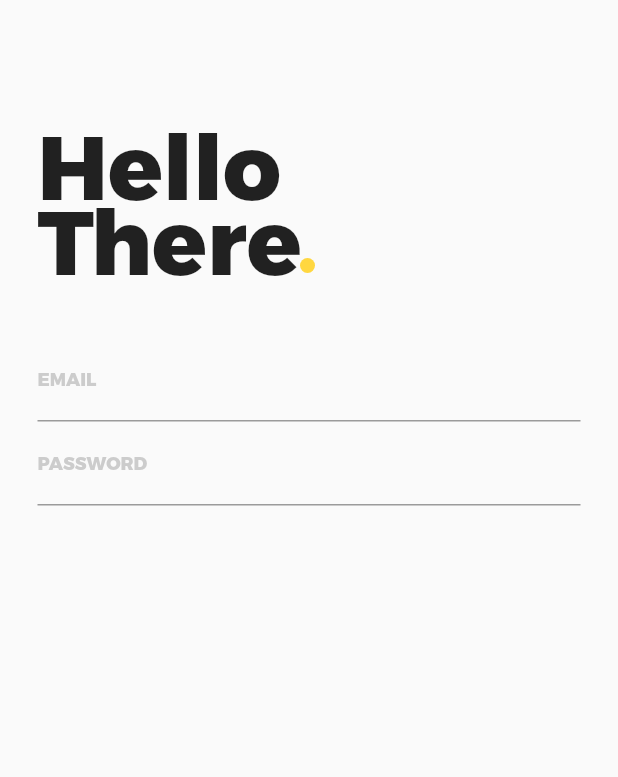
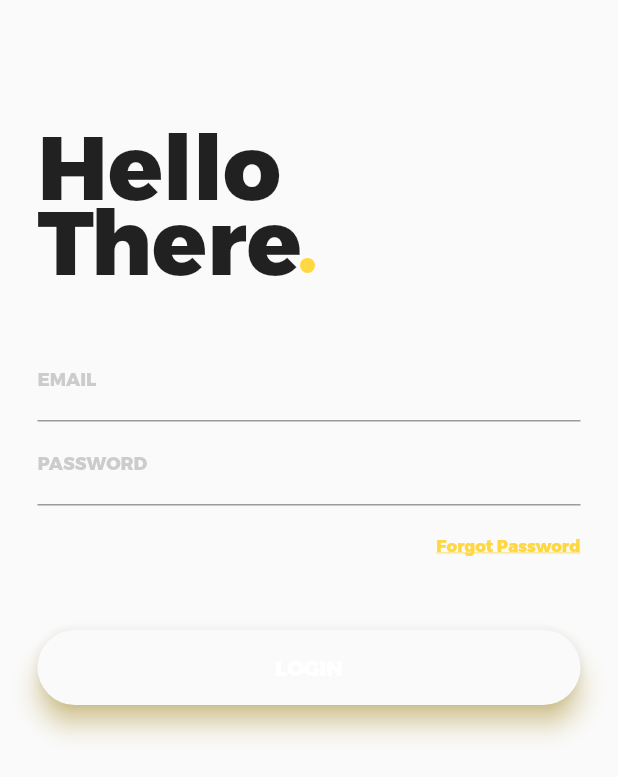
Before and after one commit to Ketahui-Parkir/ketahuiparkir_flutter, a Flutter app: the screen it shows after launch, on a phone screen of 412 x 824 dp. Shown: the top 777 px of the screen. Run offline on Flutter 3.47's test engine with Material 2 defaults, Android fonts, the phone set to English and light mode, and no system bars; our stand-ins replace firebase_core; accounts and stored records are empty.

Commit message:
Add login button

```diff
--- a/lib/login_page.dart
+++ b/lib/login_page.dart
@@ -13,7 +13,10 @@ class _LoginPageState extends State<LoginPage> {
   //To check fields during submit
   checkFields() {
     final form = formKey.currentState;
-    if (form.validate()) {}
+    if (form.validate()) {
+      form.save();
+      return true;
+    }
   }
 
   //To validate email
@@ -102,11 +105,58 @@ class _LoginPageState extends State<LoginPage> {
                 ),
               ),
               onChanged: (value) {
-                this.email = value;
+                this.password = value;
               },
               obscureText: true,
               validator: (value) =>
                   value.isEmpty ? 'Password is required' : null),
+          SizedBox(
+            height: 5.0,
+          ),
+          GestureDetector(
+            onTap: () {
+              // To do
+            },
+            child: Container(
+              alignment: Alignment(1.0, 0.0),
+              padding: EdgeInsets.only(top: 15.0, left: 20.0),
+              child: InkWell(
+                child: Text(
+                  'Forgot Password',
+                  style: TextStyle(
+                      color: Colors.amberAccent,
+                      fontFamily: 'Trueno',
+                      fontSize: 11.0,
+                      decoration: TextDecoration.underline),
+                ),
+              ),
+            ),
+          ),
+          SizedBox(
+            height: 50.0,
+          ),
+          GestureDetector(
+            onTap: () {
+              // To do
+            },
+            child: Container(
+              height: 50.0,
+              child: Material(
+                borderRadius: BorderRadius.circular(25.0),
+                shadowColor: Colors.amberAccent,
+                elevation: 7.0,
+                child: Center(
+                  child: Text(
+                    'LOGIN',
+                    style: TextStyle(
+                      color: Colors.white,
+                      fontFamily: 'Trueno',
+                    ),
+                  ),
+                ),
+              ),
+            ),
+          )
         ],
       ),
     );
```
